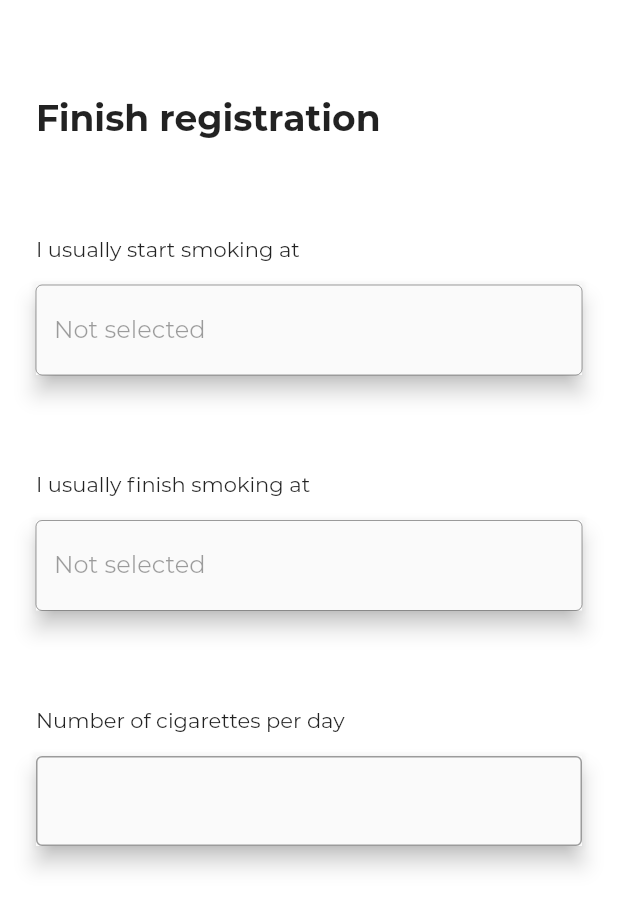
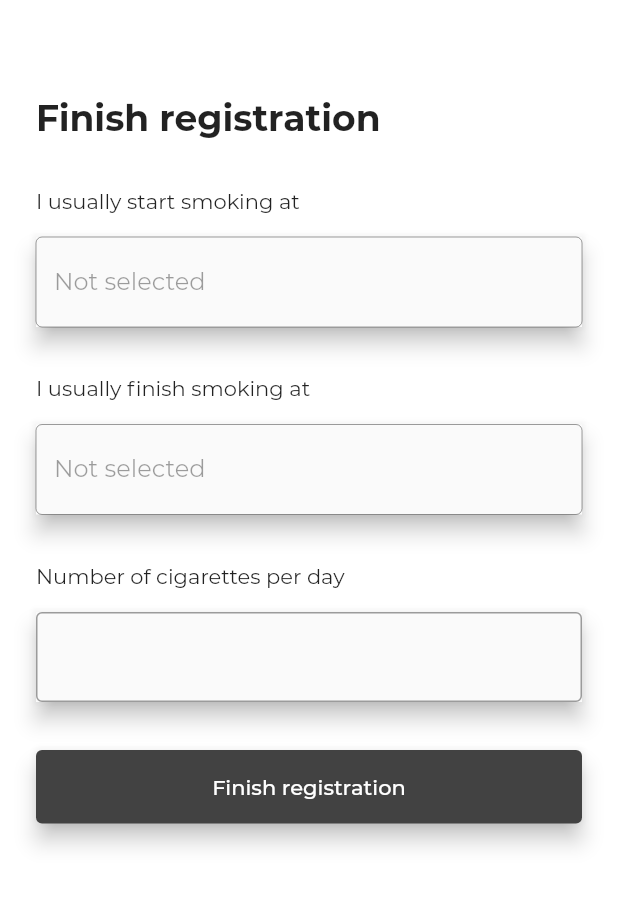
Before and after one commit to quittoapp/quitto-frontend, a Flutter app: the screen it shows after launch, on a phone screen of 412 x 824 dp. Shown: the top 909 px of the screen. Run offline on Flutter 3.47's test engine with Material 2 defaults, Android fonts, the light colour scheme and no system bars; our stand-ins replace awesome_notifications, firebase_core, firebase_messaging, flutter_hooks, flutter_signin_button, flutter_svg and 1 more; accounts and stored records are empty; project files that could hold a hidden picture were left out.

Commit message:
updated theme

```diff
--- a/lib/main.dart
+++ b/lib/main.dart
@@ -3,6 +3,7 @@ import 'package:google_sign_in/google_sign_in.dart';
 import 'package:quitto/pages/finish-registration.page.dart';
 import 'package:quitto/pages/home.page.dart';
 import 'package:quitto/services/notification.service.dart';
+import 'package:quitto/styles/themes/main-theme.dart';
 
 void main() async {
   WidgetsFlutterBinding.ensureInitialized();
@@ -33,7 +34,7 @@ class MyApp extends StatelessWidget {
     return MaterialApp(
       title: 'Flutter Demo',
       theme: ThemeData(
-        primarySwatch: Colors.blueGrey,
+        primarySwatch: mainThemeColor,
         fontFamily: 'Montserrat',
         scaffoldBackgroundColor: Colors.white,
       ),
--- a/lib/pages/finish-registration.page.dart
+++ b/lib/pages/finish-registration.page.dart
@@ -21,11 +21,11 @@ class FinishRegistration extends HookWidget {
             crossAxisAlignment: CrossAxisAlignment.start,
             children: [
               Text('Finish registration', style: TextStyles.heading),
-              SizedBox(height: Dimensions.xxl),
+              SizedBox(height: Dimensions.xl),
               TimePicker(label: 'I usually start smoking at'),
-              SizedBox(height: Dimensions.xxl),
+              SizedBox(height: Dimensions.xl),
               TimePicker(label: 'I usually finish smoking at'),
-              SizedBox(height: Dimensions.xxl),
+              SizedBox(height: Dimensions.xl),
               TextFieldWrapper(
                 label: 'Number of cigarettes per day',
                 child: TextField(
@@ -33,6 +33,20 @@ class FinishRegistration extends HookWidget {
                   keyboardType: TextInputType.number,
                 ),
               ),
+              SizedBox(height: Dimensions.xl),
+              ElevatedButton(
+                onPressed: () {},
+                child: Text('Finish registration'),
+                style: ButtonStyle(
+                  minimumSize: MaterialStateProperty.all(
+                    Size(double.infinity, 30),
+                  ),
+                  elevation: MaterialStateProperty.all(6.0),
+                  padding: MaterialStateProperty.all(
+                    EdgeInsets.all(Dimensions.m),
+                  ),
+                ),
+              )
             ],
           ),
         ),
```
Also changed, not shown: lib/styles/themes/main-theme.dart (added, +17 -0 lines).
